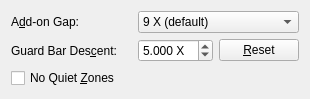
The window that frontend_qt/grpUPCA.ui (zint/zint) describes before a commit, drawn with Qt 5.
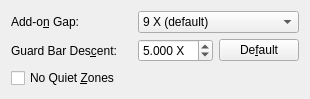
The same window after the commit.

Patch:
```diff
--- a/frontend_qt/grpUPCA.ui
+++ b/frontend_qt/grpUPCA.ui
@@ -25,7 +25,7 @@
      <item row="0" column="0">
       <widget class="QLabel" name="lblUPCAAddonGap">
        <property name="text">
-        <string>A&amp;dd-on Gap:</string>
+        <string>Add-o&amp;n Gap:</string>
        </property>
        <property name="toolTip">
         <string>Horizontal space in X-dimensions between
@@ -135,7 +135,7 @@
 to default 5X</string>
          </property>
          <property name="text">
-          <string>&amp;Reset</string>
+          <string>De&amp;fault</string>
          </property>
          <property name="sizePolicy">
           <sizepolicy hsizetype="Preferred" vsizetype="Fixed">
```
Left out of the diff: 2 changed lines with no effect on the pictures.
